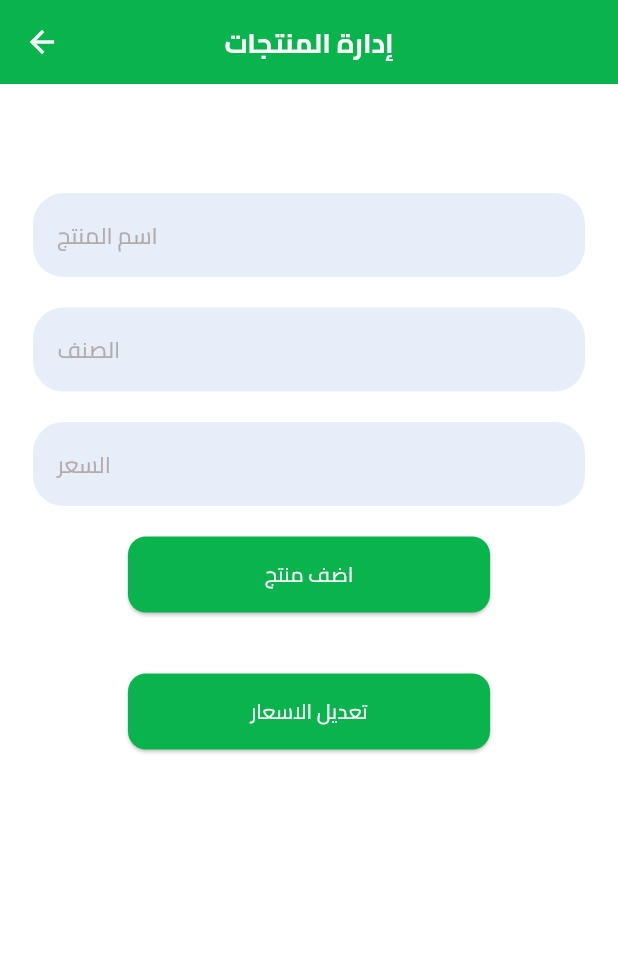
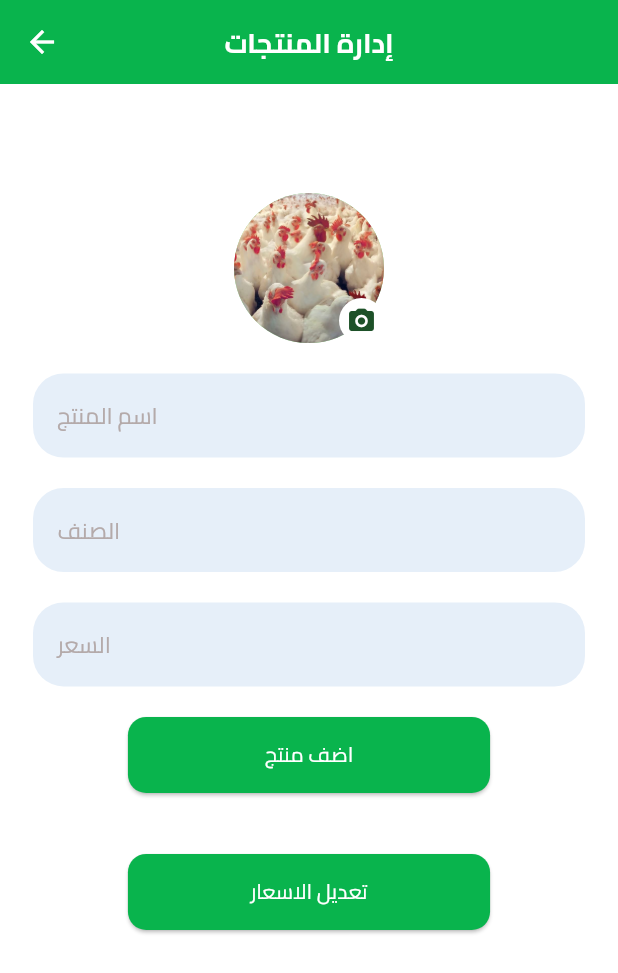
Before and after one commit to Islam3020/far5ety, a Flutter app: the ProductManagerView screen opened directly, on a phone screen of 412 x 824 dp. Shown: the top 973 px of the screen. Run offline on Flutter 3.47's test engine with Material 3 defaults, Android fonts, the phone set to English and light mode, and no system bars; our stand-ins replace cloud_firestore, dio, firebase_auth, firebase_core, flutter_bloc, flutter_screenutil and 7 more; missing offline and left inert: shadow_clip; accounts and stored records are empty.

Commit message:
add image to product

```diff
--- a/lib/featuers/admin/products_manager/presentation/views/product_manager_view.dart
+++ b/lib/featuers/admin/products_manager/presentation/views/product_manager_view.dart
@@ -1,3 +1,5 @@
+import 'dart:io';
+
 import 'package:firebase_auth/firebase_auth.dart';
 import 'package:flutter/material.dart';
 import 'package:flutter_bloc/flutter_bloc.dart';
@@ -78,6 +80,52 @@ class _ProductManagerViewState extends State<ProductManagerView> {
               child: Column(
                 children: [
                   Gap(50.h),
+                   Stack(
+                        alignment: Alignment.bottomRight,
+                        children: [
+                          CircleAvatar(
+                            radius: 50,
+                            // backgroundColor: AppColors.lightBg,
+                            child: CircleAvatar(
+                              radius: 60,
+                              backgroundImage: (context.watch<ProductManagerCubit>().imagePath != null)
+                                  ? FileImage(File(context.watch<ProductManagerCubit>().imagePath!))
+                                  : const AssetImage('assets/images/chicken.jpg'),
+                            ),
+                          ),
+                          GestureDetector(
+                            onTap: () async {
+                              await context.read<ProductManagerCubit>().pickImage(); // يفتح الجاليري
+                              if (context.read<ProductManagerCubit>().file != null) {
+                                final url = await context.read<ProductManagerCubit>().uploadImageToCloudinary(
+                                    context.read<ProductManagerCubit>().file!); // رفع للصورة
+                                if (url != null) {
+                                  setState(() {
+                                    context.read<ProductManagerCubit>().image = url; // خزن لينك الصورة
+                                  });
+                                } else {
+                                  ScaffoldMessenger.of(context).showSnackBar(
+                                    const SnackBar(
+                                      content: Text('حدث خطأ أثناء رفع الصورة'),
+                                    ),
+                                  );
+                                }
+                              }
+                            },
+                            child: CircleAvatar(
+                              radius: 15,
+                              backgroundColor:
+                                  Theme.of(context).scaffoldBackgroundColor,
+                              child: const Icon(
+                                Icons.camera_alt_rounded,
+                                size: 20,
+                                // color: AppColors.color1,
+                              ),
+                            ),
+                          ),
+                        ],
+                      ),
+                      Gap(20.h),
                   TextFormField(
                     controller: productNameController,
                     decoration: InputDecoration(
@@ -121,6 +169,7 @@ class _ProductManagerViewState extends State<ProductManagerView> {
                             productName: productNameController.text,
                             productType: productTypeController.text,
                             productPrice: productPriceController.text,
+                            productImage: context.read<ProductManagerCubit>().image!,
                           );
                         }
                       }),
--- a/pubspec.yaml
+++ b/pubspec.yaml
@@ -30,6 +30,7 @@ environment:
 dependencies:
   cloud_firestore: ^5.6.7
   cupertino_icons: ^1.0.8
+  dio: ^5.9.0
   firebase_auth: ^5.5.3
   firebase_core: ^3.13.0
   flutter:
@@ -41,6 +42,7 @@ dependencies:
   fluttertoast: ^8.2.12
   gap: ^3.0.1
   google_nav_bar: ^5.0.7
+  image_picker: ^1.1.2
   intl: any
   lottie: ^3.2.0
   shadow_clip: ^0.0.1
```
Also changed, not shown: lib/featuers/admin/products_manager/presentation/cubit/product_manager_cubit.dart (+49 -0 lines), lib/featuers/customer/home/presentation/widgets/category_details.dart (+10 -0 lines), pubspec.lock, 5 other files.
